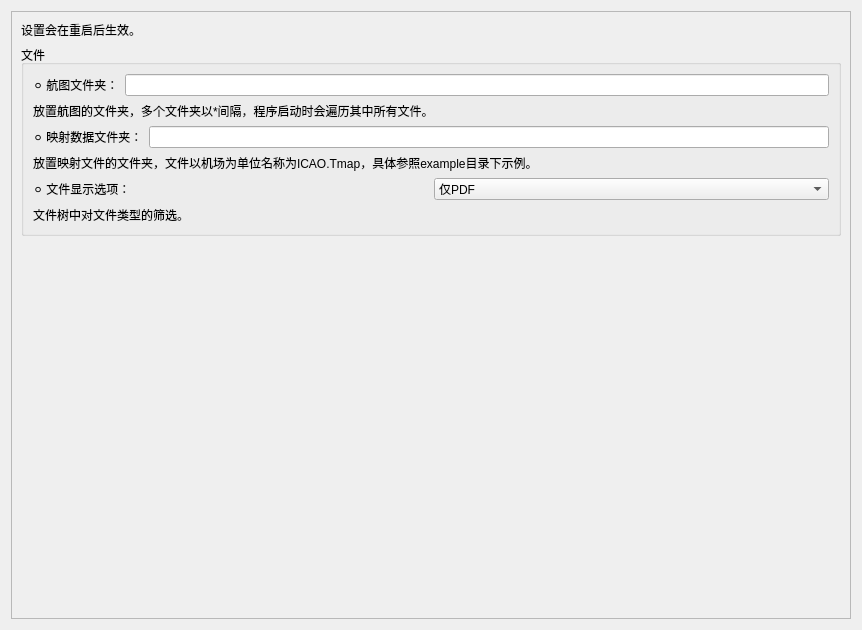
Eyderoe/ChartNavigation, file src/gui/options_widget.ui: the form before one commit.
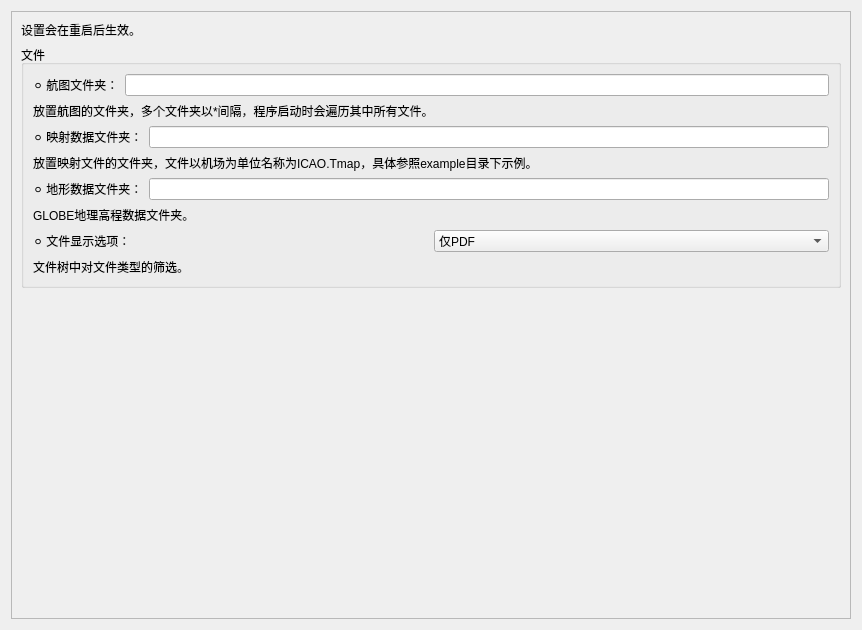
The form after the commit.

```diff
--- a/src/gui/options_widget.ui
+++ b/src/gui/options_widget.ui
@@ -90,6 +90,27 @@
             </property>
            </widget>
           </item>
+          <item>
+           <layout class="QHBoxLayout" name="horizontalLayout_4">
+            <item>
+             <widget class="QLabel" name="label_3">
+              <property name="text">
+               <string>⚪ 地形数据文件夹：</string>
+              </property>
+             </widget>
+            </item>
+            <item>
+             <widget class="QLineEdit" name="globeFoler_lineEdit"/>
+            </item>
+           </layout>
+          </item>
+          <item>
+           <widget class="QLabel" name="label_remark_9">
+            <property name="text">
+             <string>GLOBE地理高程数据文件夹。</string>
+            </property>
+           </widget>
+          </item>
           <item>
            <layout class="QHBoxLayout" name="horizontalLayout_10">
             <item>
```
Left out of the diff: 2 changed lines with no effect on the pictures.
